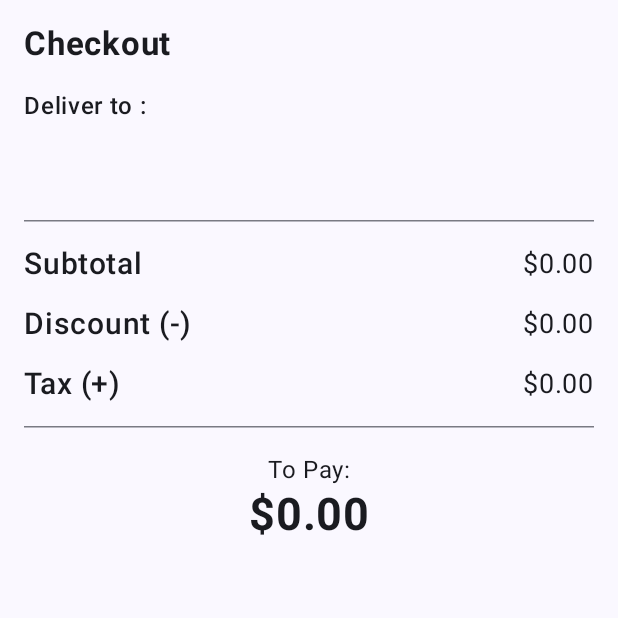
After one commit to OleksandrLysenkoKPI/Shopping-app, an Android app built with Jetpack Compose: the CheckoutPage screen opened through its navigation route, on a phone screen of 412 x 824 dp, the top half of it. The commit adds this screen. Run offline under Robolectric (Android 15) with nearby library versions, the phone set to English and light mode, and no system bars; our stand-ins replace Firebase (no records; nobody signed in at launch, a user with empty details on screens opened directly).

Commit message:
Created Checkout page and added sorting by id in Cart page

```diff
--- a/app/src/main/java/com/example/shoppingapp/AppNavigation.kt
+++ b/app/src/main/java/com/example/shoppingapp/AppNavigation.kt
@@ -10,6 +10,7 @@ import androidx.navigation.compose.NavHost
 import androidx.navigation.compose.composable
 import androidx.navigation.compose.rememberNavController
 import com.example.shoppingapp.pages.CategoryProductsPage
+import com.example.shoppingapp.pages.CheckoutPage
 import com.example.shoppingapp.pages.ProductsDetailsPage
 import com.example.shoppingapp.screens.AuthScreen
 import com.example.shoppingapp.screens.HomeScreen
@@ -75,6 +76,10 @@ fun AppNavigation(modifier: Modifier = Modifier) {
                 var productId = it.arguments?.getString("productId")
                 ProductsDetailsPage(modifier, productId?:"")
             }
+
+            composable("checkout"){
+                CheckoutPage(modifier)
+            }
         }
     }
 }
--- a/app/src/main/java/com/example/shoppingapp/model/UserModel.kt
+++ b/app/src/main/java/com/example/shoppingapp/model/UserModel.kt
@@ -5,5 +5,6 @@ data class UserModel(
     val name: String = "",
     val email: String = "",
     val uid: String = "",
-    val cartItems: Map<String, Long> = emptyMap()
+    val cartItems: Map<String, Long> = emptyMap(),
+    val address: String = ""
 )
--- /dev/null
+++ b/app/src/main/java/com/example/shoppingapp/pages/CheckoutPage.kt
@@ -0,0 +1,153 @@
+package com.example.shoppingapp.pages
+
+import android.R.attr.fontWeight
+import androidx.compose.foundation.layout.Arrangement
+import androidx.compose.foundation.layout.Column
+import androidx.compose.foundation.layout.Row
+import androidx.compose.foundation.layout.Spacer
+import androidx.compose.foundation.layout.fillMaxSize
+import androidx.compose.foundation.layout.fillMaxWidth
+import androidx.compose.foundation.layout.height
+import androidx.compose.foundation.layout.padding
+import androidx.compose.material3.HorizontalDivider
+import androidx.compose.material3.Text
+import androidx.compose.runtime.Composable
+import androidx.compose.runtime.LaunchedEffect
+import androidx.compose.runtime.mutableStateListOf
+import androidx.compose.runtime.mutableStateOf
+import androidx.compose.runtime.remember
+import androidx.compose.ui.Modifier
+import androidx.compose.ui.text.font.FontWeight
+import androidx.compose.ui.text.style.TextAlign
+import androidx.compose.ui.unit.dp
+import androidx.compose.ui.unit.sp
+import com.example.shoppingapp.AppUtil
+import com.example.shoppingapp.model.ProductModel
+import com.example.shoppingapp.model.UserModel
+import com.google.firebase.Firebase
+import com.google.firebase.auth.FirebaseAuth
+import com.google.firebase.firestore.firestore
+
+@Composable
+fun CheckoutPage(modifier: Modifier = Modifier) {
+    val userModel = remember {
+        mutableStateOf(UserModel())
+    }
+
+    val productList = remember {
+        mutableStateListOf<ProductModel>()
+    }
+
+    val subTotal = remember {
+        mutableStateOf(0f)
+    }
+
+    val discount = remember {
+        mutableStateOf(0f)
+    }
+
+    val tax = remember {
+        mutableStateOf(0f)
+    }
+
+    val total = remember {
+        mutableStateOf(0f)
+    }
+
+    fun calculateAndAssign() {
+        subTotal.value = 0f
+
+        productList.forEach { product ->
+            val qty = userModel.value.cartItems[product.id] ?: 0
+            val price = product.actualPrice.toFloatOrNull() ?: 0f
+            subTotal.value += price * qty
+        }
+
+        discount.value = subTotal.value * (AppUtil.getDiscountPercentage()) / 100
+        tax.value = subTotal.value * (AppUtil.getTaxPercentage()) / 100
+        total.value = subTotal.value - discount.value + tax.value
+    }
+
+    LaunchedEffect(Unit) {
+        Firebase.firestore.collection("users")
+            .document(FirebaseAuth.getInstance().currentUser?.uid!!)
+            .get().addOnCompleteListener {
+                if (it.isSuccessful){
+                    val result = it.result.toObject(UserModel::class.java)
+                    if (result != null) {
+                        userModel.value = result
+
+                        Firebase.firestore.collection("data")
+                            .document("stock").collection("products")
+                            .whereIn("id", userModel.value.cartItems.keys.toList())
+                            .get().addOnCompleteListener { task ->
+                                if (task.isSuccessful) {
+                                    val resultProducts = task.result.toObjects(ProductModel::class.java)
+                                    productList.addAll(resultProducts)
+                                    calculateAndAssign()
+                                }
+                            }
+                    }
+                }
+            }
+    }
+
+    Column(
+        modifier = modifier
+            .fillMaxSize()
+            .padding(16.dp)
+    ) {
+        Text(
+            text = "Checkout",
+            fontSize = 22.sp,
+            fontWeight = FontWeight.Bold
+        )
+        Spacer(modifier = Modifier.height(16.dp))
+        Text(text = "Deliver to : ", fontWeight = FontWeight.SemiBold)
+        Text(text = userModel.value.name)
+        Text(text = userModel.value.address)
+        Spacer(modifier = Modifier.height(16.dp))
+        HorizontalDivider()
+        Spacer(modifier = Modifier.height(16.dp))
+
+        CheckoutItemsRow(title = "Subtotal", value = "%.2f".format(subTotal.value))
+        Spacer(modifier = Modifier.height(16.dp))
+        CheckoutItemsRow(title = "Discount (-)", value = "%.2f".format(discount.value))
+        Spacer(modifier = Modifier.height(16.dp))
+        CheckoutItemsRow(title = "Tax (+)", value = "%.2f".format(tax.value))
+        Spacer(modifier = Modifier.height(16.dp))
+        HorizontalDivider()
+        Spacer(modifier = Modifier.height(16.dp))
+        Text(
+            modifier = Modifier.fillMaxWidth(),
+            text = "To Pay:",
+            textAlign = TextAlign.Center
+        )
+        Text(
+            modifier = Modifier.fillMaxWidth(),
+            text = "$${"%.2f".format(total.value)}",
+            fontSize = 30.sp,
+            fontWeight = FontWeight.Bold,
+            textAlign = TextAlign.Center
+        )
+
+    }
+}
+
+@Composable
+fun CheckoutItemsRow(title: String, value: String) {
+    Row(
+        modifier = Modifier.fillMaxWidth(),
+        horizontalArrangement = Arrangement.SpaceBetween
+    ) {
+        Text(
+            text = title,
+            fontSize = 20.sp,
+            fontWeight = FontWeight.SemiBold
+        )
+        Text(
+            text = "$$value",
+            fontSize = 18.sp,
+        )
+    }
+}
--- a/app/src/main/java/com/example/shoppingapp/screens/HomeScreen.kt
+++ b/app/src/main/java/com/example/shoppingapp/screens/HomeScreen.kt
@@ -15,6 +15,7 @@ import androidx.compose.runtime.Composable
 import androidx.compose.runtime.getValue
 import androidx.compose.runtime.mutableStateOf
 import androidx.compose.runtime.remember
+import androidx.compose.runtime.saveable.rememberSaveable
 import androidx.compose.runtime.setValue
 import androidx.compose.ui.Modifier
 import androidx.compose.ui.graphics.vector.ImageVector
@@ -37,7 +38,7 @@ fun HomeScreen(
         NavItem("Profile", Icons.Default.Person)
     )
 
-    var selectedIndex by remember {
+    var selectedIndex by rememberSaveable {
         mutableStateOf(0)
     }
 
```
Also changed, not shown: app/src/main/java/com/example/shoppingapp/AppUtil.kt (+8 -0 lines), app/src/main/java/com/example/shoppingapp/pages/CartPage.kt (+23 -1 lines).
